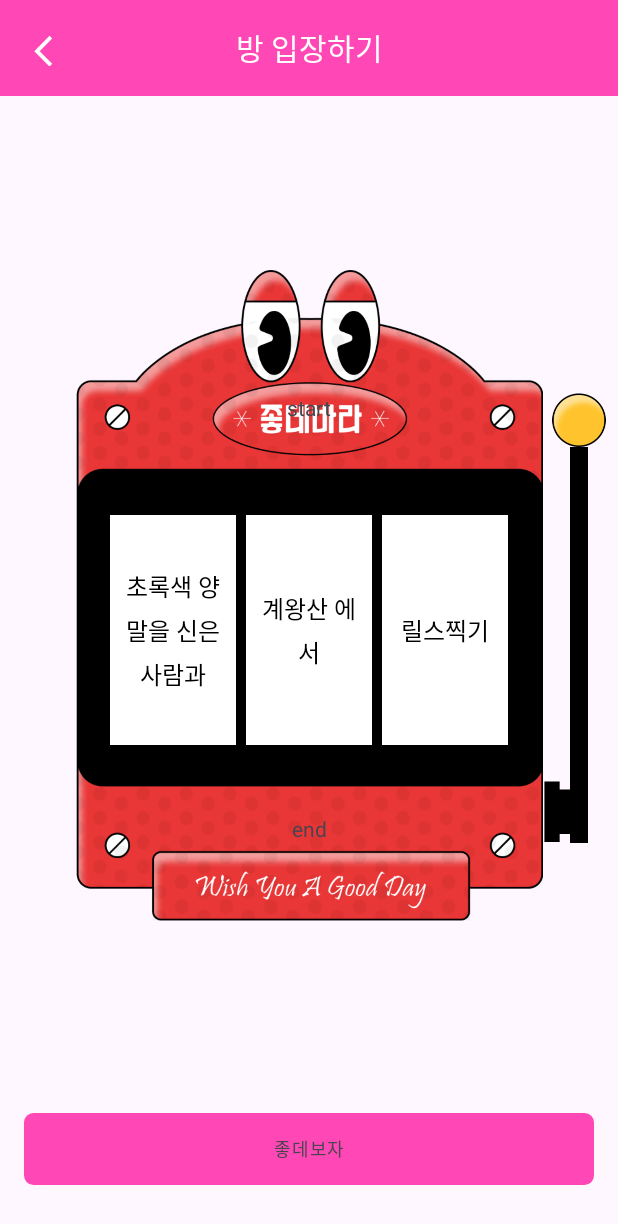
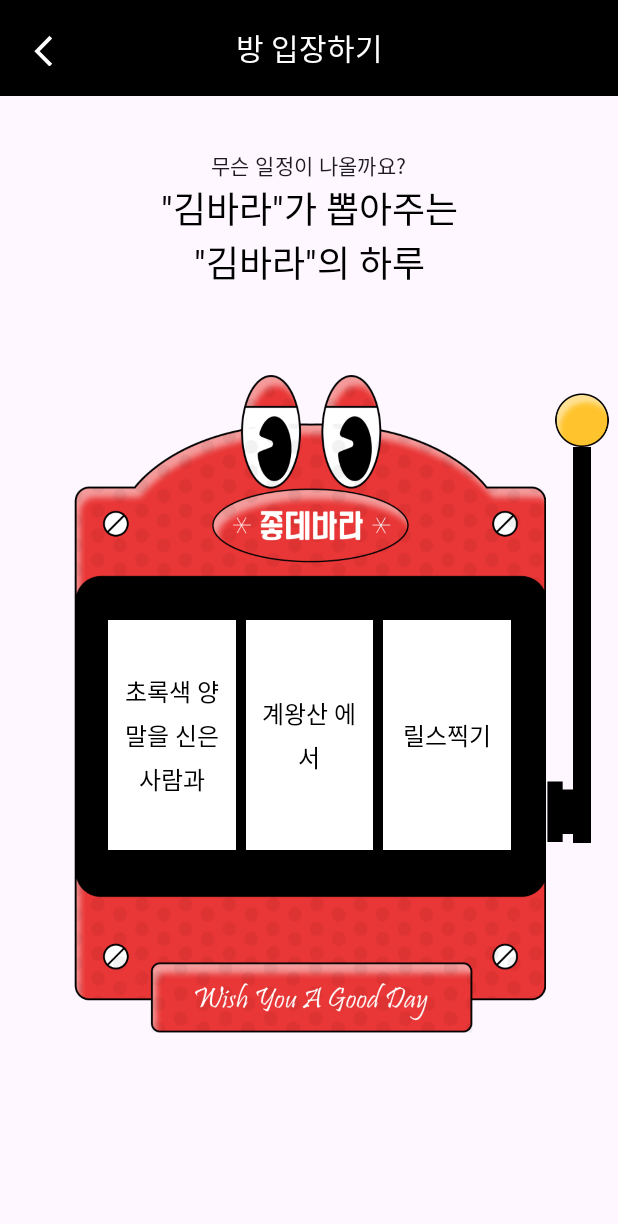
Before and after one commit to DO-SOPT-SOPKATHON-ANDROID-TEAM3/Android, an Android app: the screen it shows after launch (SlotActivity), on a phone screen of 412 x 824 dp. Shown: the top 1224 px of the screen. Run offline under Robolectric (Android 15) with nearby library versions, the phone set to English and light mode, and no system bars; our stand-ins replace data binding; libraries missing offline, so code that uses them is left out: com.jakewharton.retrofit2.

Commit message:
[feat] slot 서버통신

```diff
--- a/app/build.gradle
+++ b/app/build.gradle
@@ -21,6 +21,7 @@ android {
         versionName "1.0"
 
         testInstrumentationRunner "androidx.test.runner.AndroidJUnitRunner"
+        buildConfigField "String", "BASE_URL", properties["BASE_URL"]
     }
 
     buildTypes {
--- a/app/src/main/java/org/sopt/sopkaton_team3/data/ApiFactory.kt
+++ b/app/src/main/java/org/sopt/sopkaton_team3/data/ApiFactory.kt
@@ -5,10 +5,12 @@ import kotlinx.serialization.json.Json
 import okhttp3.MediaType.Companion.toMediaType
 import okhttp3.OkHttpClient
 import okhttp3.logging.HttpLoggingInterceptor
+import org.sopt.sopkaton_team3.BuildConfig
+import org.sopt.sopkaton_team3.data.service.SlotService
 import retrofit2.Retrofit
 
 object ApiFactory {
-    private const val BASE_URL = ""
+    private const val BASE_URL = BuildConfig.BASE_URL
     private val client by lazy {
         OkHttpClient.Builder().addInterceptor(HttpLoggingInterceptor().apply {
             level = HttpLoggingInterceptor.Level.BODY
@@ -28,4 +30,5 @@ object ServicePool {
     //val dummyService = ApiFactory.create<DummyService>()
     val exampleService = ExampleSource()
     val madeRoomService = MadeRoomUserListSource()
+    val slotService = ApiFactory.create<SlotService>()
 }
--- /dev/null
+++ b/app/src/main/java/org/sopt/sopkaton_team3/data/repository/SlotRepository.kt
@@ -0,0 +1,11 @@
+package org.sopt.sopkaton_team3.data.repository
+
+import org.sopt.sopkaton_team3.data.service.SlotService
+
+class SlotRepository(
+    private val service: SlotService
+) {
+    suspend fun getSlot() = runCatching {
+        service.getSlot().data
+    }
+}
--- /dev/null
+++ b/app/src/main/java/org/sopt/sopkaton_team3/data/service/SlotService.kt
@@ -0,0 +1,11 @@
+package org.sopt.sopkaton_team3.data.service
+
+
+import org.sopt.sopkaton_team3.data.model.response.ResponseGetSlotDto
+import retrofit2.http.GET
+
+interface SlotService {
+    @GET("/slot")
+    suspend fun getSlot(
+    ): ResponseGetSlotDto
+}
--- a/app/src/main/java/org/sopt/sopkaton_team3/presentation/SlotActivity.kt
+++ b/app/src/main/java/org/sopt/sopkaton_team3/presentation/SlotActivity.kt
@@ -4,6 +4,7 @@ import android.os.Bundle
 import androidx.activity.viewModels
 import androidx.appcompat.app.AppCompatActivity
 import androidx.constraintlayout.motion.widget.MotionLayout
+import androidx.core.view.isVisible
 import androidx.lifecycle.lifecycleScope
 import kotlinx.coroutines.Job
 import kotlinx.coroutines.delay
@@ -13,7 +14,7 @@ import org.sopt.sopkaton_team3.databinding.ActivitySlotBinding
 
 class SlotActivity : AppCompatActivity() {
     lateinit var binding: ActivitySlotBinding
-    private val viewModel: SlotViewModel by viewModels()
+    private val viewModel: SlotViewModel by viewModels { SlotViewModelFactory() }
     private lateinit var slotAdapter1: SlotAdapter
     private lateinit var slotAdapter2: SlotAdapter
     private lateinit var slotAdapter3: SlotAdapter
@@ -26,7 +27,7 @@ class SlotActivity : AppCompatActivity() {
         super.onCreate(savedInstanceState)
         binding = ActivitySlotBinding.inflate(layoutInflater)
         setContentView(binding.root)
-
+        lifecycleScope.launch { viewModel.getSlot() }
         slotAdapter1 = SlotAdapter()
         slotAdapter2 = SlotAdapter()
         slotAdapter3 = SlotAdapter()
@@ -49,7 +50,6 @@ class SlotActivity : AppCompatActivity() {
                     endId: Int
                 ) {
                 }
-
                 override fun onTransitionChange(
                     motionLayout: MotionLayout?,
                     startId: Int,
@@ -84,15 +84,16 @@ class SlotActivity : AppCompatActivity() {
                         binding.mlSlotDown.transitionToState(R.id.end)
                         if (currentCheck == 1) {
                             job1?.cancel()
-                            slotAdapter1.submitList(viewModel.l1)
+                            slotAdapter1.submitList(viewModel.listTwo.value)
                             currentCheck++
                         } else if (currentCheck == 2) {
                             job2?.cancel()
-                            slotAdapter2.submitList(viewModel.l2)
+                            slotAdapter2.submitList(viewModel.listThree.value)
                             currentCheck++
                         } else if (currentCheck == 3) {
                             job3?.cancel()
-                            slotAdapter3.submitList(viewModel.l3)
+                            slotAdapter3.submitList(viewModel.listOne.value)
+                            binding.btnStart.isVisible = true
                             currentCheck++
                         }
                     }
--- a/app/src/main/java/org/sopt/sopkaton_team3/presentation/SlotViewModel.kt
+++ b/app/src/main/java/org/sopt/sopkaton_team3/presentation/SlotViewModel.kt
@@ -1,9 +1,24 @@
 package org.sopt.sopkaton_team3.presentation
 
+import android.util.Log
+import androidx.lifecycle.LiveData
+import androidx.lifecycle.MutableLiveData
 import androidx.lifecycle.ViewModel
+import androidx.lifecycle.viewModelScope
+import kotlinx.coroutines.launch
+import org.sopt.sopkaton_team3.data.model.response.ResponseGetSlotDto
+import org.sopt.sopkaton_team3.data.repository.SlotRepository
 import org.sopt.sopkaton_team3.presentation.model.Slot
 
-class SlotViewModel : ViewModel() {
+class SlotViewModel(
+    private val repository: SlotRepository
+) : ViewModel() {
+    private val _getSlotResult = MutableLiveData<ResponseGetSlotDto.GetSlotData>()
+    val getSlotResult : LiveData<ResponseGetSlotDto.GetSlotData> get() = _getSlotResult
+
+    val listOne = MutableLiveData<List<Slot>>()
+    val listTwo = MutableLiveData<List<Slot>>()
+    val listThree = MutableLiveData<List<Slot>>()
     val l1 = listOf<Slot>(
         Slot("윤한이와"),
         Slot("윤한이와"),
@@ -12,7 +27,6 @@ class SlotViewModel : ViewModel() {
         Slot("윤한이와"),
         Slot("윤한이와"),
     )
-
     val l2 = listOf<Slot>(
         Slot("솝트에서"),
         Slot("솝트에서"),
@@ -21,7 +35,6 @@ class SlotViewModel : ViewModel() {
         Slot("솝트에서"),
         Slot("솝트에서"),
     )
-
     val l3 = listOf<Slot>(
         Slot("술먹기"),
         Slot("술먹기"),
@@ -92,4 +105,45 @@ class SlotViewModel : ViewModel() {
             "당연하지 게임하기"
         ),
     )
+    init {
+        listOne.value = l1
+        listTwo.value = l2
+        listThree.value = l3
+    }
+
+
+    suspend fun getSlot(){
+        viewModelScope.launch {
+            repository.getSlot().onSuccess {
+                Log.e("서버통신","성공")
+                _getSlotResult.value = it
+                listOne.value = listOf(
+                    Slot(it?.who),
+                    Slot(it?.who),
+                    Slot(it?.who),
+                    Slot(it?.who),
+                    Slot(it?.who),
+                    Slot(it?.who),
+                )
+                listTwo.value = listOf(
+                    Slot(it?.what),
+                    Slot(it?.what),
+                    Slot(it?.what),
+                    Slot(it?.what),
+                    Slot(it?.what),
+                    Slot(it?.what),
+                )
+                listThree.value = listOf(
+                    Slot(it?.where),
+                    Slot(it?.where),
+                    Slot(it?.where),
+                    Slot(it?.where),
+                    Slot(it?.where),
+                    Slot(it?.where),
+                )
+            }.onFailure {
+                Log.e("서버통신","${it.message}")
+            }
+        }
+    }
 }
--- /dev/null
+++ b/app/src/main/java/org/sopt/sopkaton_team3/presentation/SlotViewModelFactory.kt
@@ -0,0 +1,18 @@
+package org.sopt.sopkaton_team3.presentation
+
+import androidx.lifecycle.ViewModel
+import androidx.lifecycle.ViewModelProvider
+import org.sopt.sopkaton_team3.data.ServicePool
+import org.sopt.sopkaton_team3.data.repository.SlotRepository
+
+class SlotViewModelFactory : ViewModelProvider.Factory {
+    override fun <T : ViewModel> create(modelClass: Class<T>): T {
+        if (modelClass.isAssignableFrom(SlotViewModel::class.java)) { //modelClass가 ExampleViewModel인지 확인
+            val repository =
+                SlotRepository(ServicePool.slotService)//dummyService를 인자로 받아서 Repository인스턴스 생성
+            return SlotViewModel(repository) as T
+        } else {
+            throw IllegalArgumentException("Failed to create ViewModel: ${modelClass.name}")
+        }
+    }
+}
--- a/app/src/main/java/org/sopt/sopkaton_team3/presentation/model/Slot.kt
+++ b/app/src/main/java/org/sopt/sopkaton_team3/presentation/model/Slot.kt
@@ -1,5 +1,5 @@
 package org.sopt.sopkaton_team3.presentation.model
 
 data class Slot(
-    val msg: String
+    val msg: String?
 )
--- a/app/src/main/res/layout/activity_slot.xml
+++ b/app/src/main/res/layout/activity_slot.xml
@@ -15,7 +15,7 @@
             android:id="@+id/tb_slot"
             android:layout_width="match_parent"
             android:layout_height="wrap_content"
-            android:background="@color/goodday_pink"
+            android:background="@color/black"
             app:layout_constraintTop_toTopOf="parent"
             app:layout_constraintStart_toStartOf="parent"
             app:layout_constraintEnd_toEndOf="parent">
@@ -33,14 +33,68 @@
                 android:text="방 입장하기" />
         </androidx.appcompat.widget.Toolbar>
 
+        <TextView
+            android:id="@+id/tv_slot_what"
+            android:layout_width="wrap_content"
+            android:layout_height="wrap_content"
+            android:text="무슨 일정이 나올까요?"
+            android:layout_marginTop="35dp"
+            android:textAppearance="@style/TextAppearance.Material3.BodyMedium"
+            app:layout_constraintTop_toBottomOf="@id/tb_slot"
+            app:layout_constraintStart_toStartOf="parent"
+            app:layout_constraintEnd_toEndOf="parent"/>
+
+        <LinearLayout
+            android:id="@+id/ll_slot_text1"
+            android:layout_width="wrap_content"
+            android:layout_height="wrap_content"
+            android:orientation="horizontal"
+            app:layout_constraintTop_toBottomOf="@id/tv_slot_what"
+            app:layout_constraintStart_toStartOf="parent"
+            app:layout_constraintEnd_toEndOf="parent">
+
+            <TextView
+                android:id="@+id/tv_slot_whopick"
+                android:layout_width="wrap_content"
+                android:layout_height="wrap_content"
+                android:text="&quot;김바라&quot;"
+                android:textAppearance="@style/Typography.SopkathonTeam3.Bold_24" />
+            <TextView
+                android:layout_width="wrap_content"
+                android:layout_height="wrap_content"
+                android:text="가 뽑아주는"
+                android:textAppearance="@style/Typography.SopkathonTeam3.Regular_24" />
+        </LinearLayout>
+        <LinearLayout
+            android:id="@+id/ll_slot_text2"
+            android:layout_width="wrap_content"
+            android:layout_height="wrap_content"
+            android:orientation="horizontal"
+            app:layout_constraintTop_toBottomOf="@id/ll_slot_text1"
+            app:layout_constraintStart_toStartOf="parent"
+            app:layout_constraintEnd_toEndOf="parent">
+
+            <TextView
+                android:id="@+id/tv_slot_pickwhat"
+                android:layout_width="wrap_content"
+                android:layout_height="wrap_content"
+                android:text="&quot;김바라&quot;"
+                android:textAppearance="@style/Typography.SopkathonTeam3.Bold_24" />
+            <TextView
+                android:layout_width="wrap_content"
+                android:layout_height="wrap_content"
+                android:text="의 하루"
+                android:textAppearance="@style/Typography.SopkathonTeam3.Regular_24" />
+        </LinearLayout>
+
         <ImageView
             android:id="@+id/iv_slot"
-            android:layout_width="0dp"
+            android:layout_width="315dp"
             android:layout_height="wrap_content"
             android:src="@drawable/slot"
             android:adjustViewBounds="true"
-            android:layout_marginTop="180dp"
-            android:layout_marginHorizontal="50dp"
+            android:layout_marginTop="250dp"
+            android:layout_marginHorizontal="70dp"
             app:layout_constraintTop_toTopOf="parent"
             app:layout_constraintEnd_toEndOf="parent"
             app:layout_constraintStart_toStartOf="parent"/>
@@ -49,7 +103,7 @@
             android:id="@+id/tv_start"
             android:layout_width="wrap_content"
             android:layout_height="wrap_content"
-            android:text="start"
+            android:text=""
             app:layout_constraintBottom_toTopOf="@id/tv_end"
             app:layout_constraintEnd_toEndOf="parent"
             app:layout_constraintStart_toStartOf="parent"
@@ -59,7 +113,7 @@
             android:id="@+id/tv_end"
             android:layout_width="wrap_content"
             android:layout_height="wrap_content"
-            android:text="end"
+            android:text=""
             app:layout_constraintTop_toBottomOf="@id/tv_start"
             app:layout_constraintBottom_toBottomOf="parent"
             app:layout_constraintStart_toStartOf="parent"
@@ -147,10 +201,12 @@
             android:layout_width="match_parent"
             android:layout_height="wrap_content"
             android:text="좋데보자"
+            android:textColor="@color/white"
             android:layout_marginHorizontal="16dp"
             android:layout_marginBottom="34dp"
             android:background="@drawable/shape_gray_line_5_rect"
             android:backgroundTint="@color/goodday_pink"
+            android:visibility="invisible"
             android:textAppearance="@style/TextAppearance.Material3.LabelMedium"
             app:layout_constraintBottom_toBottomOf="parent"
             app:layout_constraintStart_toStartOf="parent"
--- a/app/src/main/res/layout/item_slot.xml
+++ b/app/src/main/res/layout/item_slot.xml
@@ -11,8 +11,9 @@
         android:layout_width="match_parent"
         android:layout_height="wrap_content"
         android:text="텍스트"
-        android:layout_margin="10dp"
+        android:layout_margin="5dp"
         android:textAlignment="center"
+        android:gravity="center"
         android:textAppearance="?textAppearanceLabelMedium"
         app:layout_constraintTop_toTopOf="parent"
         app:layout_constraintBottom_toBottomOf="parent"
--- a/app/src/main/res/values/themes.xml
+++ b/app/src/main/res/values/themes.xml
@@ -18,7 +18,7 @@
         <item name="textAppearanceBodyLarge">@style/Typography.SopkathonTeam3.Regular_16</item>
         <item name="textAppearanceBodyMedium">@style/Typography.SopkathonTeam3.Medium_14</item>
         <item name="textAppearanceBodySmall">@style/Typography.SopkathonTeam3.Medium_12</item>
-        <item name="android:statusBarColor">@color/goodday_pink</item>
+        <item name="android:statusBarColor">@color/black</item>
     </style>
 
     <style name="Theme.Sopkaton_Team3" parent="Base.Theme.Sopkaton_Team3" />
```
Also changed, not shown: app/src/main/java/org/sopt/sopkaton_team3/data/model/response/GetSlotData.kt (added, +28 -0 lines).
